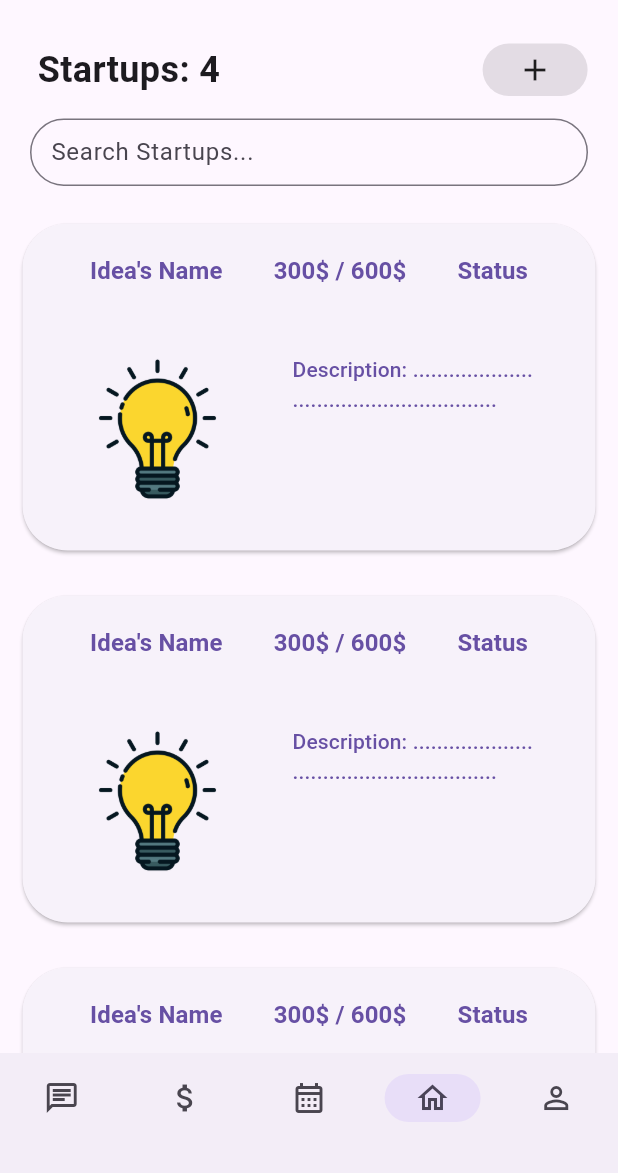
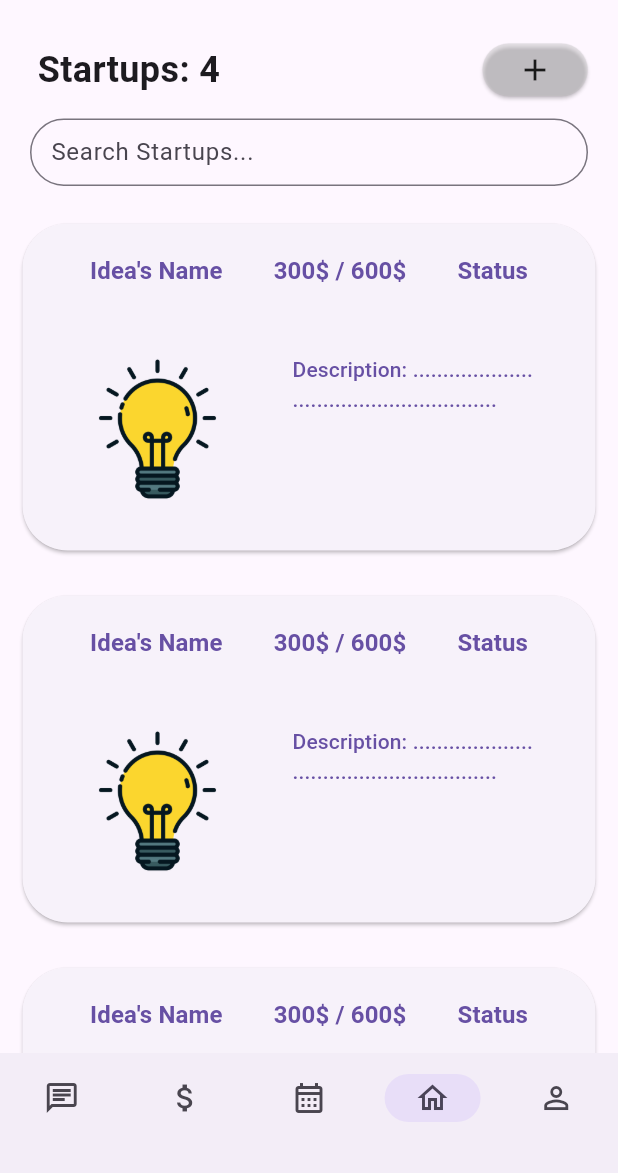
Before and after one commit to Gabo1234567890/Startify, a Flutter app: the screen it shows after launch, item 4 of the bottom bar chosen, on a phone screen of 412 x 824 dp, the part 63-1236 px from its top. Run offline on Flutter 3.47's test engine with Material 3 defaults, Android fonts, the phone set to English and light mode, and no system bars.

Commit message:
button style made

```diff
--- a/frontend/startify/lib/widgets/plus_button_widget.dart
+++ b/frontend/startify/lib/widgets/plus_button_widget.dart
@@ -1,9 +1,7 @@
 import 'package:flutter/material.dart';
 
 class PlusButton extends StatelessWidget {
-  final VoidCallback? onPressed;
-
-  const PlusButton({Key? key, this.onPressed}) : super(key: key);
+  const PlusButton({super.key});
 
   @override
   Widget build(BuildContext context) {
@@ -12,12 +10,13 @@ class PlusButton extends StatelessWidget {
       height: 35,
       child: ElevatedButton(
         style: ElevatedButton.styleFrom(
+          backgroundColor: Theme.of(context).splashColor,
           shape: RoundedRectangleBorder(
             borderRadius: BorderRadius.circular(30),
           ),
           padding: const EdgeInsets.symmetric(horizontal: 16),
         ),
-        onPressed: onPressed,
+        onPressed: () {},
         child: Center(
           child: Row(
             mainAxisSize: MainAxisSize.min,
```
